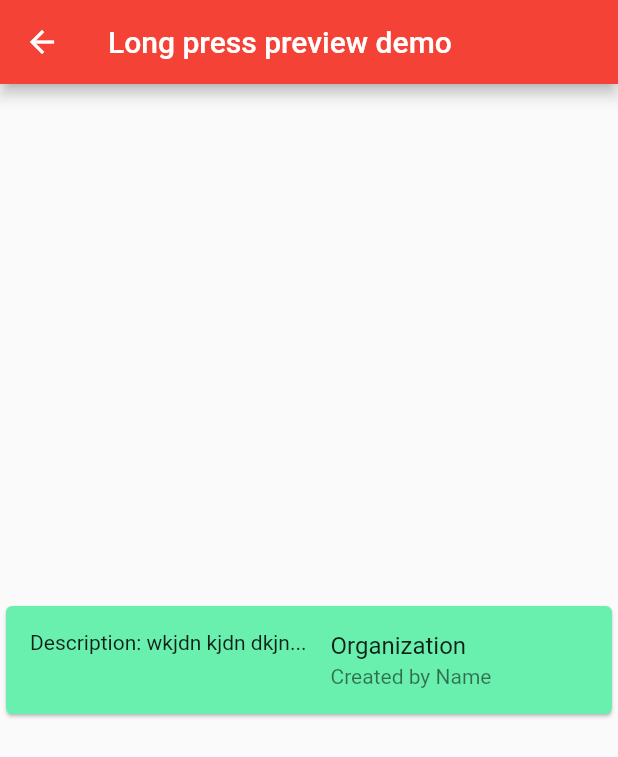
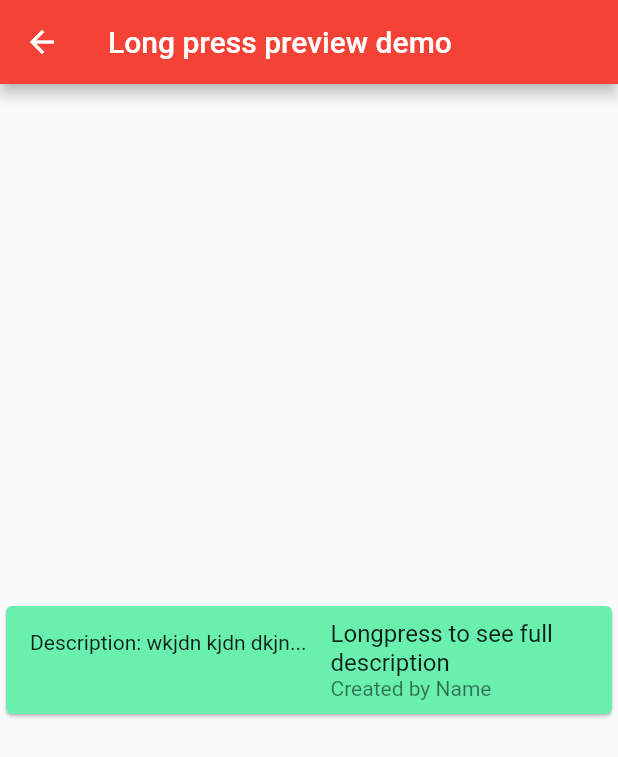
Before and after one commit to Enigma04/palisadoes_proposal, a Flutter app: the LongPressPreview screen opened directly, on a phone screen of 412 x 824 dp. Shown: the top 757 px of the screen. Run offline on Flutter 3.47's test engine with Material 2 defaults, Android fonts, the phone set to English and light mode, and no system bars; our stand-ins replace adaptive_theme; missing offline and left inert: polls.

Commit message:
initial commit

```diff
--- a/lib/views/longpress_preview.dart
+++ b/lib/views/longpress_preview.dart
@@ -35,7 +35,7 @@ class _LongPressPreviewState extends State<LongPressPreview> {
                 child: Card(
                     color: Colors.greenAccent,
                     child: ListTile(
-                      title: Text("Organization"),
+                      title: Text("Longpress to see full description"),
                       subtitle: Text("Created by Name"),
                       leading: description.length >= 15? Text("Description: ${description.substring(0,15)}..."): Text("Description: $description"),
                     )
```
